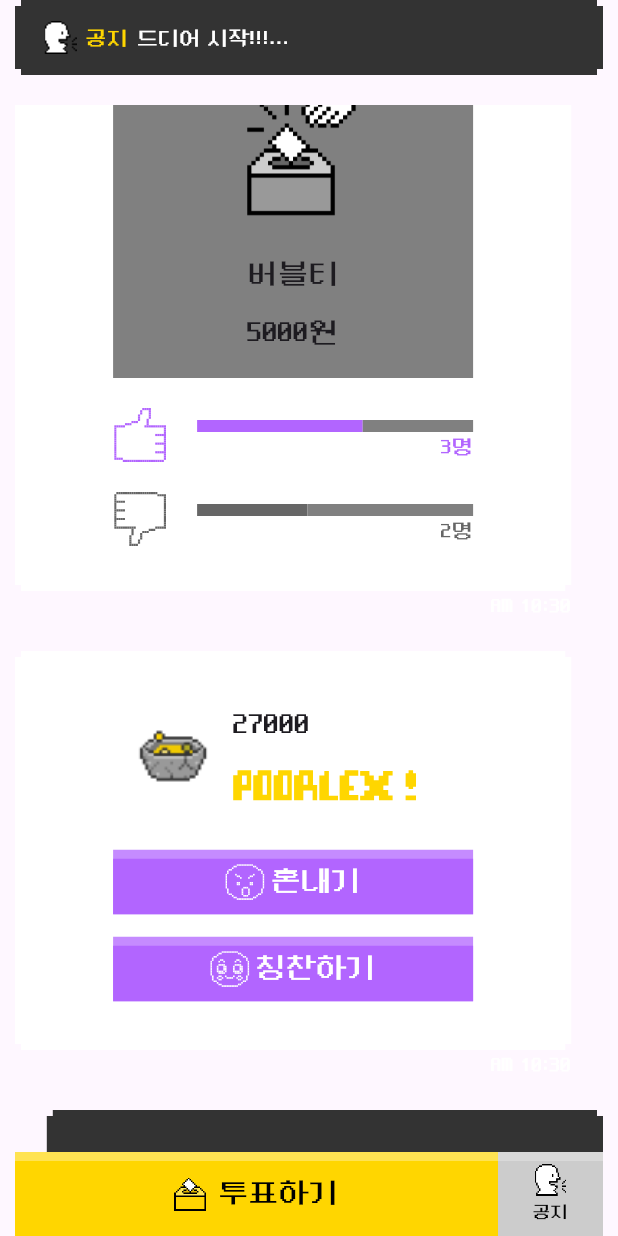
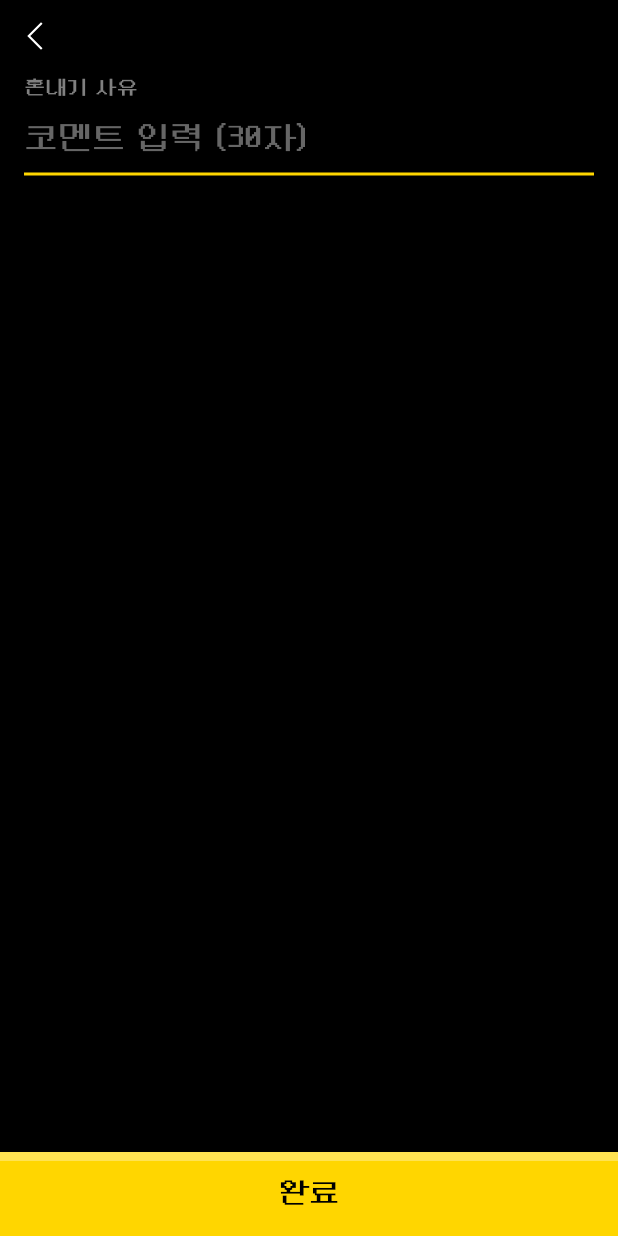
Before and after one commit to Poorlex/FE_poorlex, a Flutter app: the Chat widget shown alone on an empty page, opened directly, scrolled down 1728 dp, after a tap on "혼내기", on a phone screen of 412 x 824 dp. Run offline on Flutter 3.47's test engine with Material 3 defaults, Android fonts, the phone set to English and light mode, and no system bars; our stand-ins replace carousel_slider, flutter_svg, get, image_picker, sign_in_with_apple; missing offline and left inert: kakao_flutter_sdk; network calls fail.

Commit message:
챗 페이지 퍼블리싱

```diff
--- a/lib/Widget/BattleDetailPage/chat.dart
+++ b/lib/Widget/BattleDetailPage/chat.dart
@@ -6,6 +6,7 @@ import 'package:poorlex/Widget/Common/icon.dart';
 import 'package:poorlex/Widget/Common/bar.dart';
 import 'package:poorlex/Widget/Common/user.dart';
 import 'package:poorlex/Widget/BattleDetailPage/notice.dart';
+import 'package:poorlex/Widget/BattleDetailPage/comment.dart';
 
 class Chat extends StatefulWidget {
   const Chat({super.key});
@@ -164,6 +165,7 @@ class _ChatState extends State<Chat> {
                         child: ChatBoxItem(
                             padding: EdgeInsets.fromLTRB(0, 30, 0, 30),
                             child: BuyItem(
+                              id: 1,
                               image: Image.asset('assets/sample/sample.png'),
                               money: 27000,
                             )
@@ -525,11 +527,13 @@ class VoteAllResultItem extends StatelessWidget {
 }
 
 class BuyItem extends StatelessWidget {
+  int id;
   Image image;
   int money;
 
   BuyItem({
     super.key,
+    required this.id,
     required this.image,
     required this.money
   });
@@ -573,7 +577,8 @@ class BuyItem extends StatelessWidget {
             Container(
               width: 240,
               child: TextButton(
-                  onPressed: () {}, style: TextButton.styleFrom(padding: EdgeInsets.zero,),
+                  onPressed: () => Navigator.push(context, CommentModal(id: id, isAgree: false)),
+                  style: TextButton.styleFrom(padding: EdgeInsets.zero,),
                   child: Stack(
                       children: [
                         Positioned(
--- /dev/null
+++ b/lib/Widget/BattleDetailPage/comment.dart
@@ -0,0 +1,85 @@
+import 'dart:async';
+import 'package:flutter/material.dart';
+
+import 'package:poorlex/Widget/Common/icon.dart';
+import 'package:poorlex/Widget/Common/modal.dart';
+
+class CommentModal extends CustomModal {
+  int id;
+  bool isAgree;
+  CommentModal({
+    required this.id,
+    required this.isAgree
+  }) {
+    getData();
+  }
+
+  getData() {
+      child = (BuildContext context) => Container(
+          child: Column(
+            crossAxisAlignment: CrossAxisAlignment.start,
+              children: [
+                IconButton(onPressed: () => Navigator.pop(context),
+                    icon: CustomIcon(
+                        icon: 'arrow-left', color: '#ffffff')
+                ),
+                Expanded(
+                  child: Container(
+                    padding: EdgeInsets.fromLTRB(16, 0, 16, 0),
+                    child: Column(
+                      crossAxisAlignment: CrossAxisAlignment.start,
+                      children: [
+                        Text(
+                            isAgree ? '칭찬하기 사유' : '혼내기 사유',
+                            style: TextStyle(fontSize: 14, color: Color(0xff808080))
+                        ),
+                        TextField(
+                          style: TextStyle(fontSize: 22, color: Color(0xffffffff)),
+                          decoration: InputDecoration(
+                            enabledBorder: UnderlineInputBorder(
+                              borderSide: BorderSide(color: Color(0xffFFD600), width: 2),
+                            ),
+                            focusedBorder: UnderlineInputBorder(
+                              borderSide: BorderSide(color: Color(0xffFFD600), width: 2),
+                            ),
+                            hintStyle: TextStyle(fontSize: 22, color: Color(0xff666666)),
+                            hintText: '코멘트 입력 (30자)',
+                          ),
+                        ),
+                      ],
+                    ),
+                  )
+                ),
+                TextButton(
+                    style: TextButton.styleFrom(
+                        padding: EdgeInsets.zero
+                    ),
+                    onPressed: () {},
+                    child: Stack(
+                      children: [
+                        Positioned(
+                            top: 0, left: 0, right: 0, bottom: 0,
+                            child: Container(color: Color(0xffFFE352))
+                        ),
+                        Positioned(
+                            top: 6, left: 0, right: 0, bottom: 0,
+                            child: Container(color: Color(0xffFFD600))
+                        ),
+                        Container(
+                          height: 56,
+                          padding: EdgeInsets.fromLTRB(0, 7, 0, 7),
+                          child: Row(
+                            mainAxisAlignment: MainAxisAlignment.center,
+                            children: [
+                              Text('완료', style: TextStyle(fontSize: 20, color: Colors.black))
+                            ],
+                          ),
+                        )
+                      ],
+                    )
+                )
+              ]
+          )
+      );
+  }
+}
```
